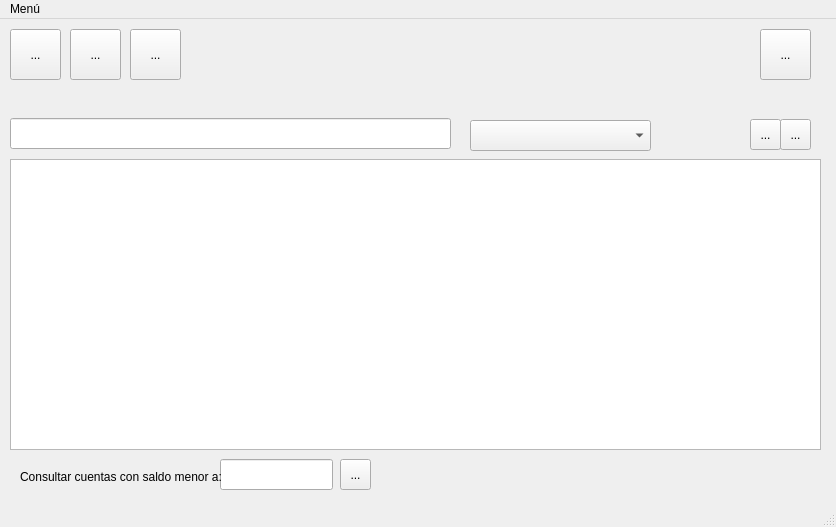
The window that msc_tec_prog_activities/Act_4_1/MSC26_4_1_GARCIA_ALBERTO/ui/Main_Window.ui (B33THO/msc2026) describes before a commit, drawn with Qt 5.
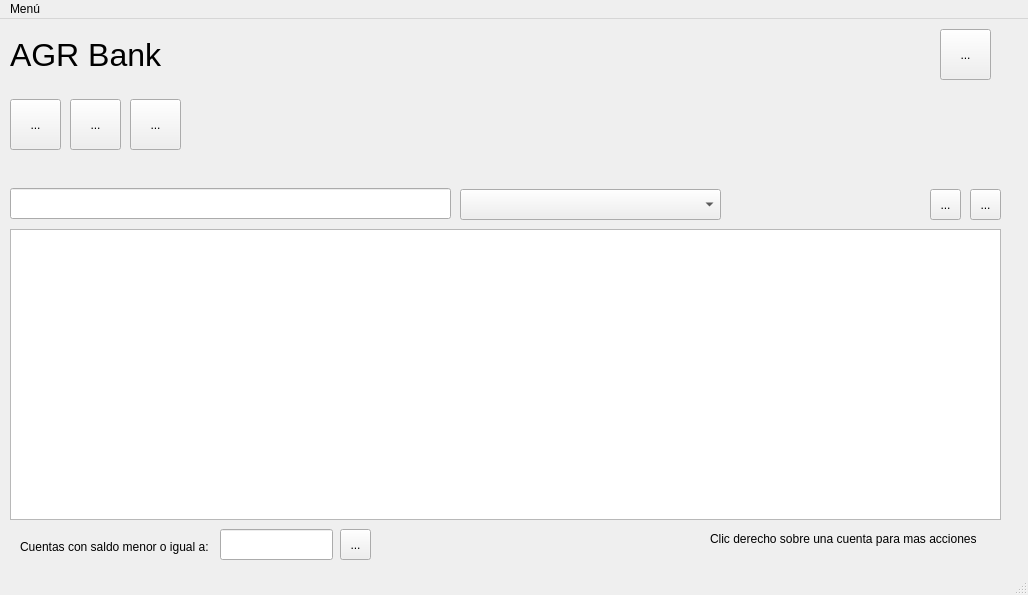
The same window after the commit. Icons and pictures are not drawn.

The edit to the form file:
```diff
--- a/msc_tec_prog_activities/Act_4_1/MSC26_4_1_GARCIA_ALBERTO/ui/Main_Window.ui
+++ b/msc_tec_prog_activities/Act_4_1/MSC26_4_1_GARCIA_ALBERTO/ui/Main_Window.ui
@@ -6,8 +6,8 @@
    <rect>
     <x>0</x>
     <y>0</y>
-    <width>836</width>
-    <height>527</height>
+    <width>1028</width>
+    <height>595</height>
    </rect>
   </property>
   <property name="windowTitle">
@@ -21,17 +21,11 @@
     <property name="geometry">
      <rect>
       <x>10</x>
-      <y>0</y>
-      <width>811</width>
+      <y>70</y>
+      <width>991</width>
       <height>71</height>
      </rect>
     </property>
-    <property name="styleSheet">
-     <string notr="true">QWidget{
- 
-	border-color: rgb(85, 170, 255);
-}</string>
-    </property>
     <widget class="QToolButton" name="btn_create_account">
      <property name="geometry">
       <rect>
@@ -49,23 +43,6 @@
        <normaloff>../icons/person_add_24dp_666666.svg</normaloff>../icons/person_add_24dp_666666.svg</iconset>
      </property>
     </widget>
-    <widget class="QToolButton" name="btn_exit">
-     <property name="geometry">
-      <rect>
-       <x>750</x>
-       <y>10</y>
-       <width>51</width>
-       <height>51</height>
-      </rect>
-     </property>
-     <property name="text">
-      <string>...</string>
-     </property>
-     <property name="icon">
-      <iconset>
-       <normaloff>../icons/logout_24dp.svg</normaloff>../icons/logout_24dp.svg</iconset>
-     </property>
-    </widget>
     <widget class="QToolButton" name="btn_import">
      <property name="geometry">
       <rect>
@@ -111,8 +88,8 @@
     <property name="geometry">
      <rect>
       <x>10</x>
-      <y>140</y>
-      <width>811</width>
+      <y>210</y>
+      <width>991</width>
       <height>291</height>
      </rect>
     </property>
@@ -120,8 +97,8 @@
    <widget class="QToolButton" name="btn_edit_account">
     <property name="geometry">
      <rect>
-      <x>780</x>
-      <y>100</y>
+      <x>970</x>
+      <y>170</y>
       <width>31</width>
       <height>31</height>
      </rect>
@@ -137,8 +114,8 @@
    <widget class="QToolButton" name="btn_delete_account">
     <property name="geometry">
      <rect>
-      <x>750</x>
-      <y>100</y>
+      <x>930</x>
+      <y>170</y>
       <width>31</width>
       <height>31</height>
      </rect>
@@ -155,7 +132,7 @@
     <property name="geometry">
      <rect>
       <x>10</x>
-      <y>99</y>
+      <y>169</y>
       <width>441</width>
       <height>31</height>
      </rect>
@@ -164,9 +141,9 @@
    <widget class="QComboBox" name="comboBox">
     <property name="geometry">
      <rect>
-      <x>470</x>
-      <y>101</y>
-      <width>181</width>
+      <x>460</x>
+      <y>170</y>
+      <width>261</width>
       <height>31</height>
      </rect>
     </property>
@@ -175,7 +152,7 @@
     <property name="geometry">
      <rect>
       <x>220</x>
-      <y>440</y>
+      <y>510</y>
       <width>113</width>
       <height>31</height>
      </rect>
@@ -185,20 +162,20 @@
     <property name="geometry">
      <rect>
       <x>20</x>
-      <y>450</y>
+      <y>520</y>
       <width>201</width>
       <height>16</height>
      </rect>
     </property>
     <property name="text">
-     <string>Consultar cuentas con saldo menor a:</string>
+     <string>Cuentas con saldo menor o igual a:</string>
     </property>
    </widget>
    <widget class="QToolButton" name="btn_search_amount">
     <property name="geometry">
      <rect>
       <x>340</x>
-      <y>440</y>
+      <y>510</y>
       <width>31</width>
       <height>31</height>
      </rect>
@@ -211,13 +188,61 @@
       <normaloff>../icons/search_reload_24dp_666666.svg</normaloff>../icons/search_reload_24dp_666666.svg</iconset>
     </property>
    </widget>
+   <widget class="QLabel" name="label_2">
+    <property name="geometry">
+     <rect>
+      <x>710</x>
+      <y>510</y>
+      <width>281</width>
+      <height>20</height>
+     </rect>
+    </property>
+    <property name="text">
+     <string>Clic derecho sobre una cuenta para mas acciones</string>
+    </property>
+   </widget>
+   <widget class="QLabel" name="label_3">
+    <property name="geometry">
+     <rect>
+      <x>10</x>
+      <y>20</y>
+      <width>931</width>
+      <height>31</height>
+     </rect>
+    </property>
+    <property name="font">
+     <font>
+      <pointsize>24</pointsize>
+     </font>
+    </property>
+    <property name="text">
+     <string>AGR Bank</string>
+    </property>
+   </widget>
+   <widget class="QToolButton" name="btn_exit">
+    <property name="geometry">
+     <rect>
+      <x>940</x>
+      <y>10</y>
+      <width>51</width>
+      <height>51</height>
+     </rect>
+    </property>
+    <property name="text">
+     <string>...</string>
+    </property>
+    <property name="icon">
+     <iconset>
+      <normaloff>../icons/logout_24dp.svg</normaloff>../icons/logout_24dp.svg</iconset>
+    </property>
+   </widget>
   </widget>
   <widget class="QMenuBar" name="menubar">
    <property name="geometry">
     <rect>
      <x>0</x>
      <y>0</y>
-     <width>836</width>
+     <width>1028</width>
      <height>21</height>
     </rect>
    </property>
```
Left out of the diff: 38 changed lines with no effect on the pictures.
